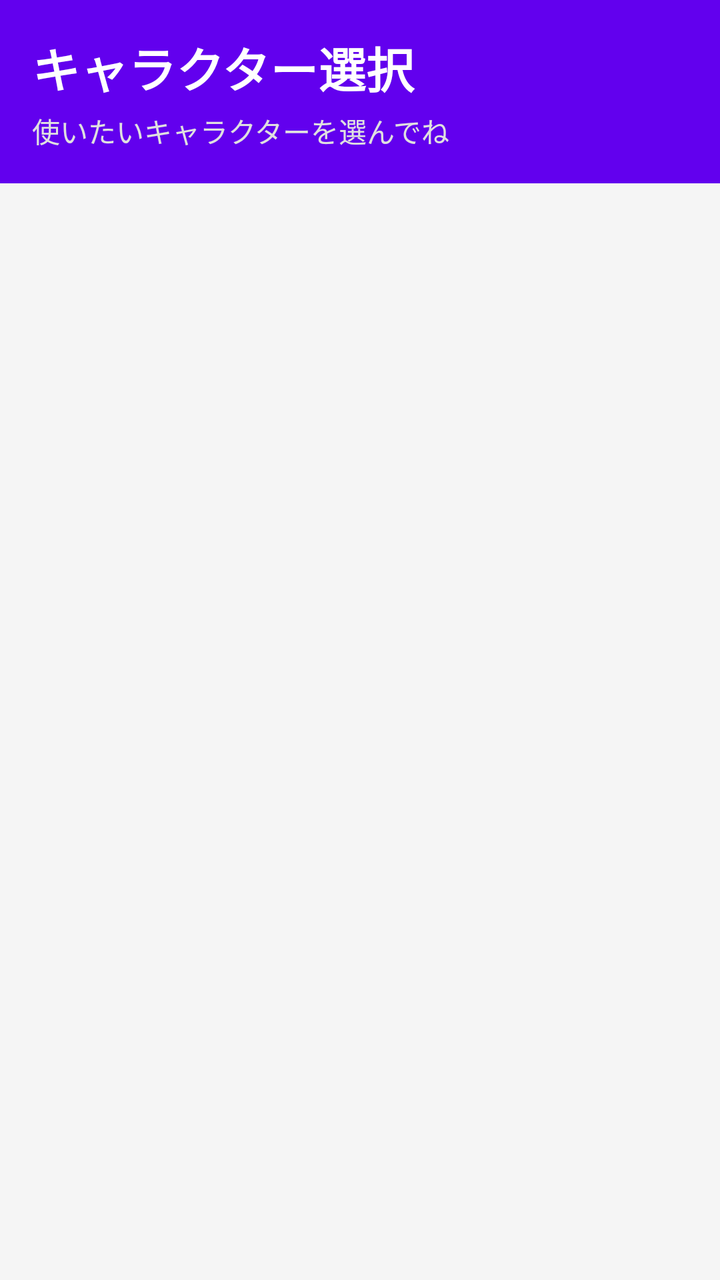
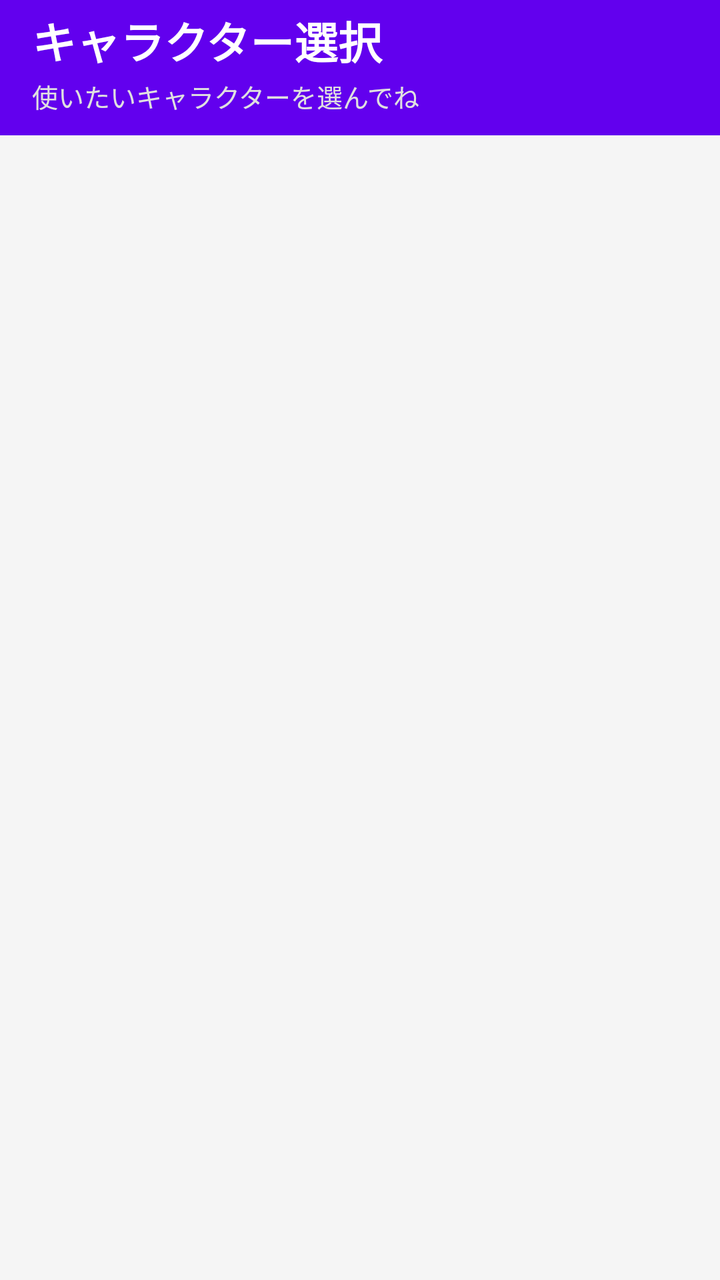

Before-and-after screenshots of an Android layout around one commit, followed by the original layout XML and the change that was made.
<!-- AndroidManifest.xml: activity theme Theme.Homemascot.NoActionBar -->
<!-- res/layout/activity_character_selector.xml -->
<?xml version="1.0" encoding="utf-8"?>
<LinearLayout xmlns:android="http://schemas.android.com/apk/res/android"
    android:id="@+id/root_layout"
    android:layout_width="match_parent"
    android:layout_height="match_parent"
    android:orientation="vertical"
    android:background="#f5f5f5"
    android:fitsSystemWindows="false">

    
    <LinearLayout
        android:id="@+id/header_layout"
        android:layout_width="match_parent"
        android:layout_height="wrap_content"
        android:orientation="vertical"
        android:background="#6200EE"
        android:padding="16dp">

        <TextView
            android:layout_width="match_parent"
            android:layout_height="wrap_content"
            android:text="キャラクター選択"
            android:textSize="24sp"
            android:textColor="#FFFFFF"
            android:textStyle="bold" />

        <TextView
            android:layout_width="match_parent"
            android:layout_height="wrap_content"
            android:text="使いたいキャラクターを選んでね"
            android:textSize="14sp"
            android:textColor="#E0E0E0"
            android:layout_marginTop="4dp" />
    </LinearLayout>

    
    <ListView
        android:id="@+id/character_list"
        android:layout_width="match_parent"
        android:layout_height="0dp"
        android:layout_weight="1"
        android:divider="#E0E0E0"
        android:dividerHeight="1dp"
        android:padding="8dp" />

</LinearLayout>
<!-- resources referenced by this layout -->
<resources>
  <style name="Theme.Homemascot.NoActionBar" parent="Theme.Material3.Light.NoActionBar">
          <item name="colorPrimary">#3f51b5</item>
          <item name="colorOnPrimary">#FFFFFF</item>
          <item name="colorSurface">#f5f5f5</item>
          <item name="colorOnSurface">#000000</item>
          <item name="colorOnSurfaceVariant">#666666</item>
      </style>
</resources>

<!-- the commit's change to res/layout/activity_character_selector.xml (unified diff, before → after) -->
@@ -7,20 +7,23 @@
     android:background="#f5f5f5"
     android:fitsSystemWindows="false">
 
-    
+        
     <LinearLayout
         android:id="@+id/header_layout"
         android:layout_width="match_parent"
         android:layout_height="wrap_content"
         android:orientation="vertical"
         android:background="#6200EE"
-        android:padding="16dp">
+        android:paddingLeft="16dp"
+        android:paddingRight="16dp"
+        android:paddingTop="4dp"
+        android:paddingBottom="10dp">
 
         <TextView
             android:layout_width="match_parent"
             android:layout_height="wrap_content"
             android:text="キャラクター選択"
-            android:textSize="24sp"
+            android:textSize="22sp"
             android:textColor="#FFFFFF"
             android:textStyle="bold" />
 
@@ -28,9 +31,9 @@
             android:layout_width="match_parent"
             android:layout_height="wrap_content"
             android:text="使いたいキャラクターを選んでね"
-            android:textSize="14sp"
+            android:textSize="13sp"
             android:textColor="#E0E0E0"
-            android:layout_marginTop="4dp" />
+            android:layout_marginTop="2dp" />
     </LinearLayout>
 
     
